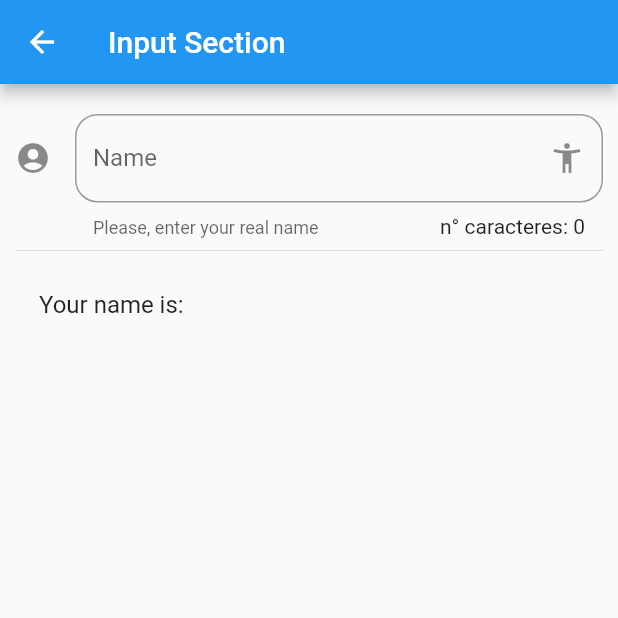
After one commit to kamimefis/flutter_components_app, a Flutter app: the InputsPage screen opened by its route, on a phone screen of 412 x 824 dp, the top half of it. The commit adds this screen. Run offline on Flutter 3.47's test engine with Material 2 defaults, Android fonts, the phone set to English and light mode, and no system bars.

Commit message:
basic input

```diff
--- a/data/menu_opts.json
+++ b/data/menu_opts.json
@@ -20,6 +20,11 @@
             "ruta" : "animatedContainer",
             "icon" : "donut_large",
             "texto": "Animated Container"
+        },
+        {
+            "ruta" : "inputs",
+            "icon" : "input",
+            "texto": "Inputs"
         }
     ]
 }
--- /dev/null
+++ b/lib/src/pages/inputs_page.dart
@@ -0,0 +1,57 @@
+import 'package:flutter/material.dart';
+
+class InputsPage extends StatefulWidget {
+
+  @override
+  State<InputsPage> createState() => _InputsPageState();
+}
+
+class _InputsPageState extends State<InputsPage> {
+
+  String _name= '';
+
+  @override
+  Widget build(BuildContext context) {
+    return Scaffold(
+      appBar: AppBar(title: Text('Input Section')),
+      body: ListView(
+        padding: EdgeInsets.symmetric(horizontal: 10.0, vertical: 20.0 ),
+        children: [
+          _createInput(),
+          Divider(),
+          _createPerson(),
+        ],
+      )
+    );
+  }
+
+  Widget _createInput() {
+    return TextField(
+      // autofocus: true,
+      textCapitalization: TextCapitalization.sentences,
+      decoration: InputDecoration(
+        border: OutlineInputBorder(
+          borderRadius: BorderRadius.circular(15.0)
+        ),
+        counter: Text('n° caracteres: ${_name.length}'),
+        hintText: 'Enter name',
+        labelText: 'Name',
+        helperText: 'Please, enter your real name',
+        suffixIcon: Icon(Icons.accessibility_new),
+        icon: Icon(Icons.account_circle)
+      ),
+      onChanged: (value) {
+
+        setState(() => _name= value);
+        print('NOMBRE:' + _name);
+      },
+    );
+  }
+
+  Widget _createPerson() {
+    return ListTile(
+      title: Text('Your name is: ${_name}'),
+    );
+  }
+
+}
--- a/lib/src/routes/routes.dart
+++ b/lib/src/routes/routes.dart
@@ -5,6 +5,8 @@ import '../pages/avatar_page.dart';
 import '../pages/home_page.dart';
 import 'package:components_app/src/pages/card_page.dart';
 import 'package:components_app/src/pages/animated_content.dart';
+import 'package:components_app/src/pages/inputs_page.dart';
+
 
 
 Map<String, WidgetBuilder> getApplicationRoutes(){
@@ -14,5 +16,6 @@ return <String, WidgetBuilder> {
         'avatar':(context) => AvatarPage(),
         'card'  :(context) => CardPage(),
         'animatedContainer': (context) => AnimatedContent(),
+        'inputs':(context) => InputsPage(),
       };
 }
--- a/lib/src/utils/icon_string_util.dart
+++ b/lib/src/utils/icon_string_util.dart
@@ -5,6 +5,7 @@ final _icons = <String, IconData>{
   'accessibility': Icons.accessibility,
   'folder_open'  : Icons.folder_open,
   'donut_large'  : Icons.donut_large,
+  'input'        : Icons.input,
 };
 
 Icon getIcon(String iconName) {
```
